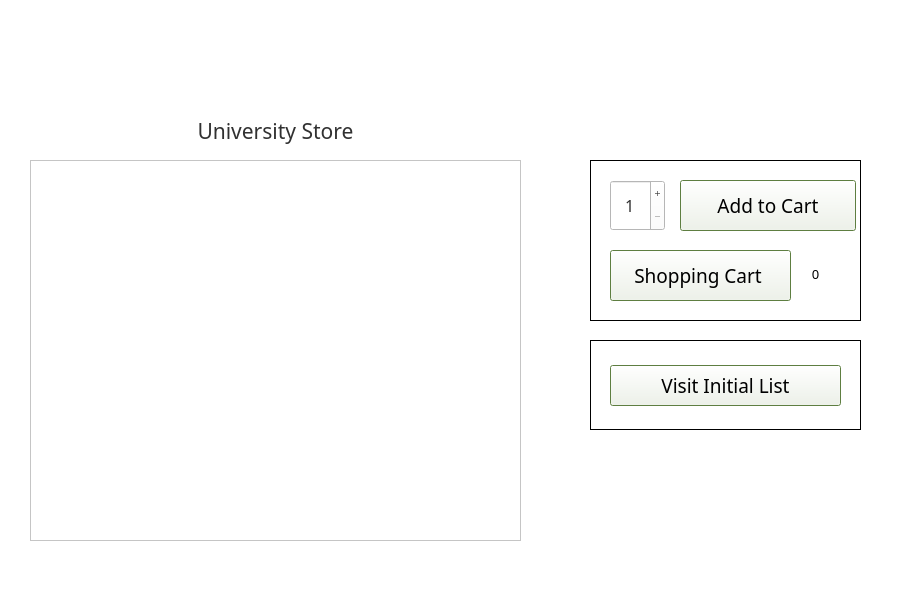
DannyCamacho/CollegeConnect, file schoolStore.ui: the form before one commit.
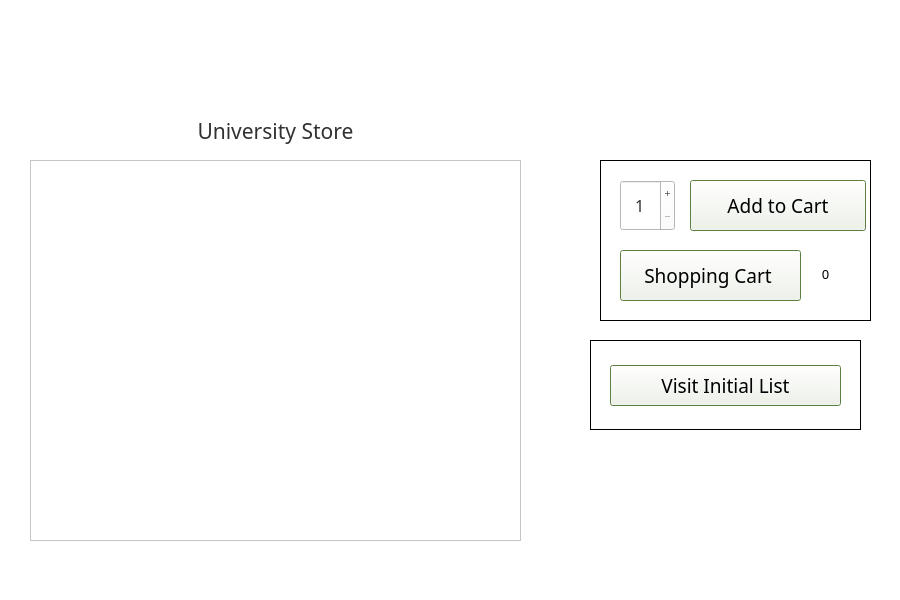
The form after the commit. Icons and pictures are not drawn.

What changed in the file:
```diff
--- a/schoolStore.ui
+++ b/schoolStore.ui
@@ -28,7 +28,7 @@
    <widget class="QFrame" name="shop_functions_frame">
     <property name="geometry">
      <rect>
-      <x>590</x>
+      <x>600</x>
       <y>160</y>
       <width>271</width>
       <height>161</height>
```
Left out of the diff: 3 changed lines with no effect on the pictures.
